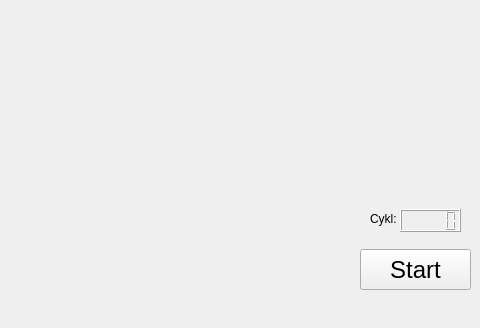
The window that GUI/mainwindow.ui (DanielHyjek/INPG_projekt) describes before a commit, drawn with Qt 5; both pictures show x 360 to 840 and y 141 to 469 of the 840 by 469 pixel window.
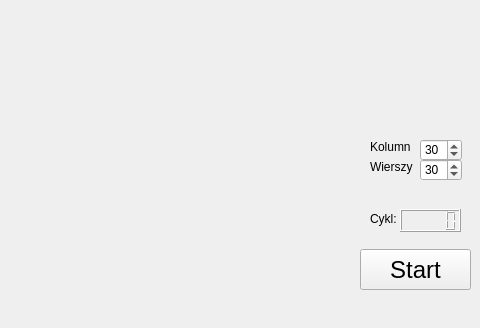
The same window after the commit.

Patch:
```diff
--- a/GUI/mainwindow.ui
+++ b/GUI/mainwindow.ui
@@ -64,6 +64,58 @@
      </rect>
     </property>
    </widget>
+   <widget class="QSpinBox" name="spinBox">
+    <property name="geometry">
+     <rect>
+      <x>780</x>
+      <y>280</y>
+      <width>42</width>
+      <height>22</height>
+     </rect>
+    </property>
+    <property name="value">
+     <number>30</number>
+    </property>
+   </widget>
+   <widget class="QSpinBox" name="spinBox_2">
+    <property name="geometry">
+     <rect>
+      <x>780</x>
+      <y>300</y>
+      <width>42</width>
+      <height>22</height>
+     </rect>
+    </property>
+    <property name="value">
+     <number>30</number>
+    </property>
+   </widget>
+   <widget class="QLabel" name="label_2">
+    <property name="geometry">
+     <rect>
+      <x>730</x>
+      <y>300</y>
+      <width>55</width>
+      <height>16</height>
+     </rect>
+    </property>
+    <property name="text">
+     <string>Wierszy</string>
+    </property>
+   </widget>
+   <widget class="QLabel" name="label_3">
+    <property name="geometry">
+     <rect>
+      <x>730</x>
+      <y>280</y>
+      <width>55</width>
+      <height>16</height>
+     </rect>
+    </property>
+    <property name="text">
+     <string>Kolumn</string>
+    </property>
+   </widget>
   </widget>
   <widget class="QMenuBar" name="menuBar">
    <property name="geometry">
```
